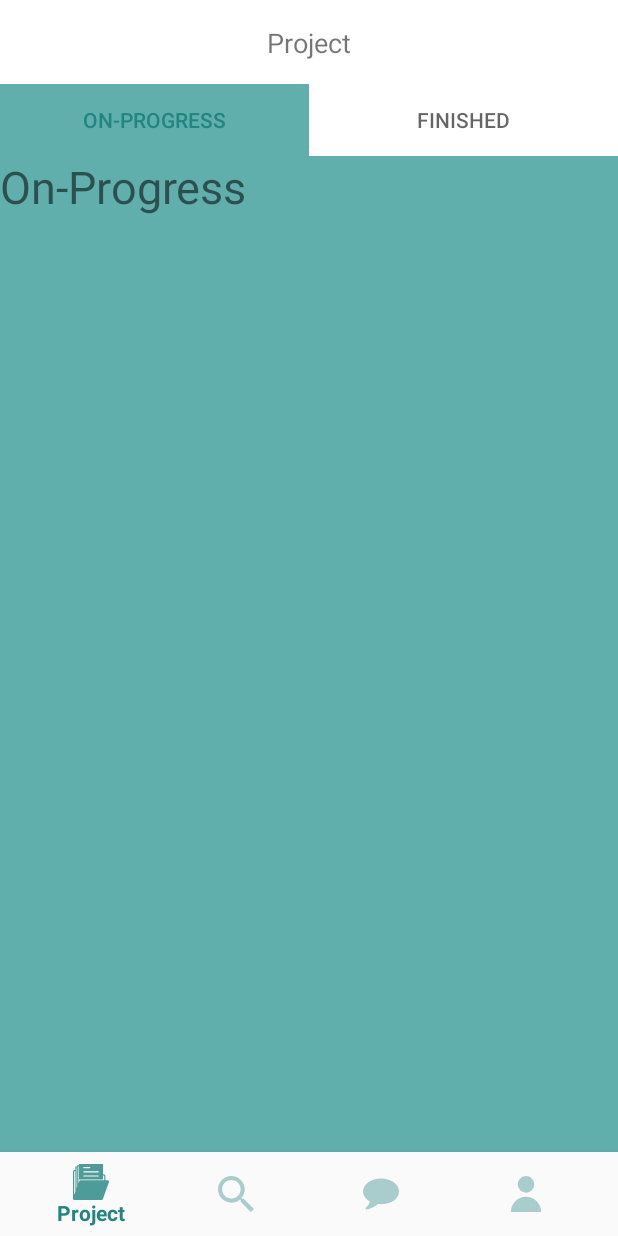
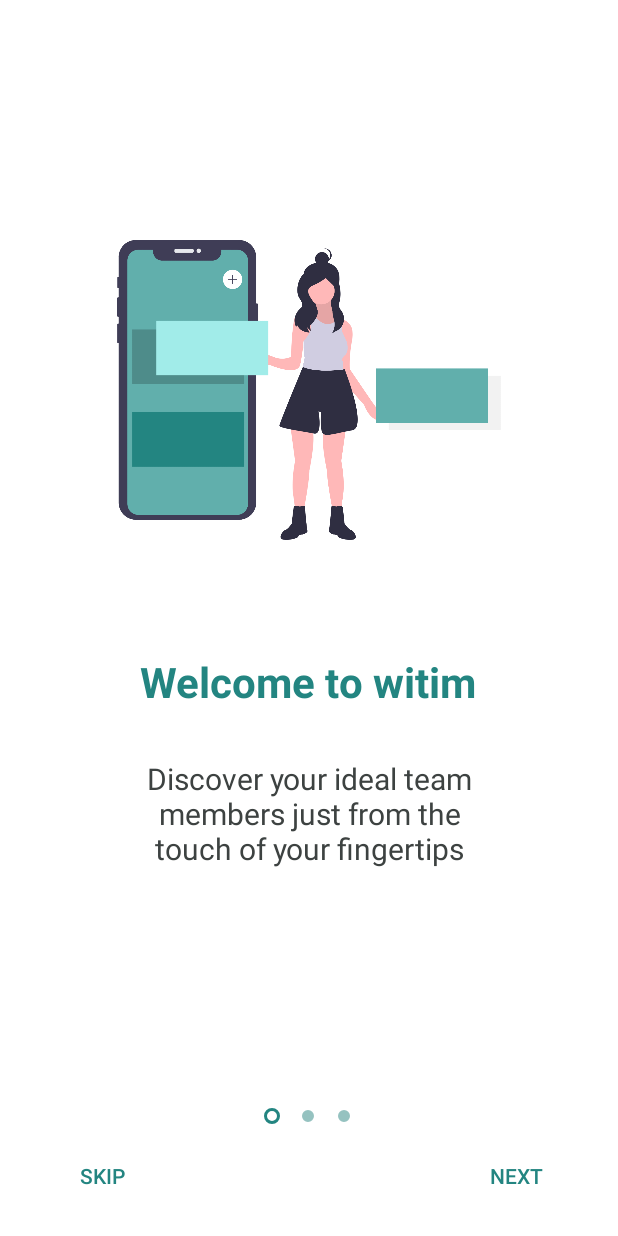
Before and after one commit to a-roseanne/witim, an Android app: the screen it shows after launch (MainActivity before the commit, IntroActivity after it), on a phone screen of 412 x 824 dp. Run offline under Robolectric (Android 15) with nearby library versions, the phone set to English and light mode, and no system bars.

Commit message:
HOORAY! ONBOARDING DONE

```diff
--- /dev/null
+++ b/app/src/main/java/com/witim/IntroActivity.java
@@ -0,0 +1,138 @@
+package com.witim;
+
+import androidx.appcompat.app.AppCompatActivity;
+import androidx.viewpager.widget.ViewPager;
+
+import android.content.Intent;
+import android.content.SharedPreferences;
+import android.os.Bundle;
+import android.view.View;
+import android.view.Window;
+import android.view.WindowManager;
+import android.widget.Button;
+
+import com.google.android.material.tabs.TabLayout;
+
+import java.util.ArrayList;
+import java.util.List;
+
+public class IntroActivity extends AppCompatActivity {
+
+    private ViewPager screenPager;
+    OnboardingViewPagerAdapter onboardingViewPagerAdapter;
+    TabLayout tabIndicator;
+    Button btnNext,btnSkip, btnGetStarted;
+    int position = 0;
+
+    @Override
+    protected void onCreate(Bundle savedInstanceState) {
+        super.onCreate(savedInstanceState);
+
+        requestWindowFeature(Window.FEATURE_NO_TITLE);
+        getWindow().setFlags(WindowManager.LayoutParams.FLAG_FULLSCREEN, WindowManager.LayoutParams.FLAG_FULLSCREEN);
+
+//        if (restorePrefData()){
+//            Intent mainActivity = new Intent(getApplicationContext(),MainActivity.class);
+//            startActivity(mainActivity);
+//            finish();
+//        }
+
+        setContentView(R.layout.activity_intro);
+
+        tabIndicator = findViewById(R.id.tab_indicator);
+        btnNext = findViewById(R.id.btn_next);
+        btnSkip = findViewById(R.id.btn_skip);
+        btnGetStarted = findViewById(R.id.btn_getStarted);
+
+        final List<ScreenItem> mList = new ArrayList<>();
+        mList.add(new ScreenItem("Welcome to witim", "Discover your ideal team members just from the touch of your fingertips", R.drawable.img1));
+        mList.add(new ScreenItem("Find member base on role", "Are you looking for a hipster, hacker, or hustler?", R.drawable.img2));
+        mList.add(new ScreenItem("Stay Connected", "Manage your team simultaneously", R.drawable.img3));
+
+        screenPager = findViewById(R.id.screen_viewPager);
+        onboardingViewPagerAdapter = new OnboardingViewPagerAdapter(this,mList);
+        screenPager.setAdapter(onboardingViewPagerAdapter);
+
+        tabIndicator.setupWithViewPager(screenPager);
+        btnNext.setOnClickListener(new View.OnClickListener() {
+            @Override
+            public void onClick(View v) {
+                position = screenPager.getCurrentItem();
+                if (position < mList.size()){
+                    position++;
+                    screenPager.setCurrentItem(position);
+                }
+
+                if (position == mList.size()-1){
+                    loadLastScreen();
+                }
+
+            }
+        });
+
+        tabIndicator.addOnTabSelectedListener(new TabLayout.BaseOnTabSelectedListener() {
+            @Override
+            public void onTabSelected(TabLayout.Tab tab) {
+                if (tab.getPosition() == mList.size() - 1){
+                    loadLastScreen();
+                }
+            }
+
+            @Override
+            public void onTabUnselected(TabLayout.Tab tab) {
+
+            }
+
+            @Override
+            public void onTabReselected(TabLayout.Tab tab) {
+
+            }
+        });
+
+        btnGetStarted.setOnClickListener(new View.OnClickListener() {
+            @Override
+            public void onClick(View v) {
+                Intent mainActivity = new Intent(getApplicationContext(),MainActivity.class);
+                startActivity(mainActivity);
+
+//                savePrefData();
+            }
+        });
+
+        btnSkip.setOnClickListener(new View.OnClickListener() {
+            @Override
+            public void onClick(View v) {
+                Intent mainActivity = new Intent(getApplicationContext(),MainActivity.class);
+                startActivity(mainActivity);
+
+//                savePrefData();
+            }
+        });
+
+
+    }
+
+    private boolean restorePrefData(){
+        SharedPreferences pref = getApplicationContext().getSharedPreferences("myPref", MODE_PRIVATE);
+        boolean isOnboardingDone = pref.getBoolean("OnboardingDone", false);
+        return  isOnboardingDone;
+    }
+
+
+    private void savePrefData(){
+        SharedPreferences pref = getApplicationContext().getSharedPreferences("myPref", MODE_PRIVATE);
+        SharedPreferences.Editor editor = pref.edit();
+        editor.putBoolean("OnboardingDone", true);
+        editor.commit();
+
+    }
+    private  void loadLastScreen(){
+        btnNext.setVisibility(View.INVISIBLE);
+        btnSkip.setVisibility(View.INVISIBLE);
+        btnGetStarted.setVisibility(View.VISIBLE);
+        tabIndicator.setVisibility(View.INVISIBLE);
+
+    }
+
+
+}
--- /dev/null
+++ b/app/src/main/java/com/witim/OnboardingViewPagerAdapter.java
@@ -0,0 +1,62 @@
+package com.witim;
+
+import android.content.Context;
+import android.media.Image;
+import android.view.LayoutInflater;
+import android.view.View;
+import android.view.ViewGroup;
+import android.widget.ImageView;
+import android.widget.TextView;
+
+import java.util.List;
+
+import androidx.annotation.NonNull;
+import androidx.viewpager.widget.PagerAdapter;
+
+public class OnboardingViewPagerAdapter extends PagerAdapter {
+    Context mContext;
+    List<ScreenItem> mListScreen;
+
+    public OnboardingViewPagerAdapter(Context mContext, List<ScreenItem> mListScreen) {
+        this.mContext = mContext;
+        this.mListScreen = mListScreen;
+    }
+
+    @NonNull
+    @Override
+    public Object instantiateItem(@NonNull ViewGroup container, int position) {
+
+        LayoutInflater inflater = (LayoutInflater) mContext.getSystemService(Context.LAYOUT_INFLATER_SERVICE);
+
+        View layoutScreen = inflater.inflate(R.layout.layout_screen, null);
+
+        ImageView imgSlide = layoutScreen.findViewById(R.id.iv_onboarding);
+
+        TextView title = layoutScreen.findViewById(R.id.txt_title);
+
+        TextView desc = layoutScreen.findViewById(R.id.txt_desc);
+
+        title.setText(mListScreen.get(position).getTitle());
+        desc.setText(mListScreen.get(position).getDesc());
+        imgSlide.setImageResource(mListScreen.get(position).getScreenImg());
+
+        container.addView(layoutScreen);
+
+        return layoutScreen;
+    }
+
+    @Override
+    public int getCount() {
+        return mListScreen.size();
+    }
+
+    @Override
+    public boolean isViewFromObject(@NonNull View view, @NonNull Object object) {
+        return view == object;
+    }
+
+    @Override
+    public void destroyItem(@NonNull ViewGroup container, int position, @NonNull Object object) {
+        container.removeView((View)object);
+    }
+}
--- /dev/null
+++ b/app/src/main/java/com/witim/ScreenItem.java
@@ -0,0 +1,36 @@
+package com.witim;
+
+public class ScreenItem {
+    String Title, Desc;
+    int ScreenImg;
+
+    public ScreenItem(String title, String desc, int screenImg){
+        Title = title;
+        Desc = desc;
+        ScreenImg = screenImg;
+    }
+
+    public String getTitle() {
+        return Title;
+    }
+
+    public void setTitle(String title) {
+        Title = title;
+    }
+
+    public String getDesc() {
+        return Desc;
+    }
+
+    public void setDesc(String desc) {
+        Desc = desc;
+    }
+
+    public int getScreenImg() {
+        return ScreenImg;
+    }
+
+    public void setScreenImg(int screenImg) {
+        ScreenImg = screenImg;
+    }
+}
--- a/app/src/main/java/com/witim/SplashActivity.java
+++ b/app/src/main/java/com/witim/SplashActivity.java
@@ -24,7 +24,7 @@ public class SplashActivity extends AppCompatActivity {
         new Handler().postDelayed(new Runnable() {
             @Override
             public void run() {
-                Intent i = new Intent(SplashActivity.this,MainActivity.class
+                Intent i = new Intent(SplashActivity.this,IntroActivity.class
                 );
                 startActivity(i);
                 finish();
--- /dev/null
+++ b/app/src/main/res/drawable/btn_gradient_style.xml
@@ -0,0 +1,6 @@
+<?xml version="1.0" encoding="utf-8"?>
+<shape xmlns:android="http://schemas.android.com/apk/res/android">
+
+    <gradient android:startColor="@color/grad_start" android:endColor="@color/grad_end"/>
+
+</shape>
--- /dev/null
+++ b/app/src/main/res/drawable/indicator_default.xml
@@ -0,0 +1,16 @@
+<?xml version="1.0" encoding="utf-8"?>
+<layer-list xmlns:android="http://schemas.android.com/apk/res/android">
+
+    <item>
+        <shape
+            android:shape="ring"
+            android:innerRadius="0dp"
+            android:thickness="4dp"
+            android:useLevel="false"
+            >
+
+            <solid android:color="@color/Tab" />
+
+        </shape>
+    </item>
+</layer-list>
--- /dev/null
+++ b/app/src/main/res/drawable/indicator_selected.xml
@@ -0,0 +1,16 @@
+<?xml version="1.0" encoding="utf-8"?>
+<layer-list xmlns:android="http://schemas.android.com/apk/res/android">
+
+    <item>
+        <shape
+            android:shape="ring"
+            android:innerRadius="3dp"
+            android:thickness="2dp"
+            android:useLevel="false"
+            >
+
+            <solid android:color="@color/colorPrimaryDark" />
+
+        </shape>
+    </item>
+</layer-list>
--- /dev/null
+++ b/app/src/main/res/drawable/indicator_selector.xml
@@ -0,0 +1,8 @@
+<?xml version="1.0" encoding="utf-8"?>
+<selector xmlns:android="http://schemas.android.com/apk/res/android">
+
+    <item android:drawable="@drawable/indicator_selected" android:state_selected="true"/>
+
+    <item android:drawable="@drawable/indicator_default"/>
+
+</selector>
--- /dev/null
+++ b/app/src/main/res/layout/activity_intro.xml
@@ -0,0 +1,82 @@
+<?xml version="1.0" encoding="utf-8"?>
+<androidx.constraintlayout.widget.ConstraintLayout xmlns:android="http://schemas.android.com/apk/res/android"
+    xmlns:app="http://schemas.android.com/apk/res-auto"
+    xmlns:tools="http://schemas.android.com/tools"
+    android:layout_width="match_parent"
+    android:layout_height="match_parent"
+    android:background="@color/topTabBar"
+    tools:context=".IntroActivity">
+
+    <Button
+        android:id="@+id/btn_skip"
+        style="@style/Widget.AppCompat.Button.Borderless"
+        android:layout_width="wrap_content"
+        android:layout_height="48dp"
+        android:layout_marginStart="24dp"
+        android:layout_marginBottom="16dp"
+        android:background="@android:color/transparent"
+        android:text="@string/btn_skip"
+        android:textColor="@color/colorPrimaryDark"
+        app:layout_constraintBottom_toBottomOf="parent"
+        app:layout_constraintStart_toStartOf="parent" />
+
+    <Button
+        android:id="@+id/btn_next"
+        style="@style/Widget.AppCompat.Button.Borderless"
+        android:layout_width="wrap_content"
+        android:layout_height="48dp"
+        android:layout_marginEnd="24dp"
+        android:layout_marginBottom="16dp"
+        android:background="@android:color/transparent"
+        android:text="@string/btn_next"
+        android:textColor="@color/colorPrimaryDark"
+        app:layout_constraintBottom_toBottomOf="parent"
+        app:layout_constraintEnd_toEndOf="parent" />
+
+    <Button
+        android:id="@+id/btn_getStarted"
+        style="@style/Widget.AppCompat.Button.Borderless"
+        android:layout_width="0dp"
+        android:layout_height="60dp"
+        android:background="@drawable/btn_gradient_style"
+        android:text="@string/btn_start"
+        android:textColor="@color/topTabBar"
+        android:visibility="invisible"
+        app:layout_constraintBottom_toBottomOf="parent"
+        app:layout_constraintEnd_toEndOf="parent"
+        app:layout_constraintHorizontal_bias="0.568"
+        app:layout_constraintStart_toStartOf="parent"
+        app:layout_constraintTop_toTopOf="parent"
+        app:layout_constraintVertical_bias="1.0" />
+
+    <androidx.viewpager.widget.ViewPager
+        android:id="@+id/screen_viewPager"
+        android:layout_width="0dp"
+        android:layout_height="0dp"
+        app:layout_constraintBottom_toTopOf="@+id/tab_indicator"
+        app:layout_constraintEnd_toEndOf="parent"
+        app:layout_constraintHorizontal_bias="1.0"
+        app:layout_constraintStart_toStartOf="parent"
+        app:layout_constraintTop_toTopOf="parent"
+        app:layout_constraintVertical_bias="1.0">
+
+    </androidx.viewpager.widget.ViewPager>
+
+    <com.google.android.material.tabs.TabLayout
+        android:id="@+id/tab_indicator"
+        android:layout_width="wrap_content"
+        android:layout_height="wrap_content"
+        android:layout_marginStart="32dp"
+        android:layout_marginEnd="32dp"
+        android:layout_marginBottom="56dp"
+        android:background="@android:color/transparent"
+        app:tabIndicatorColor="@android:color/transparent"
+        app:layout_constraintBottom_toBottomOf="parent"
+        app:layout_constraintEnd_toEndOf="parent"
+        app:layout_constraintHorizontal_bias="0.497"
+        app:layout_constraintStart_toStartOf="parent"
+        app:tabBackground="@drawable/indicator_selector"
+        app:tabGravity="center">
+
+    </com.google.android.material.tabs.TabLayout>
+</androidx.constraintlayout.widget.ConstraintLayout>
--- /dev/null
+++ b/app/src/main/res/layout/layout_screen.xml
@@ -0,0 +1,51 @@
+<?xml version="1.0" encoding="utf-8"?>
+<androidx.constraintlayout.widget.ConstraintLayout xmlns:android="http://schemas.android.com/apk/res/android"
+    xmlns:app="http://schemas.android.com/apk/res-auto"
+    xmlns:tools="http://schemas.android.com/tools"
+    android:layout_width="match_parent"
+    android:layout_height="match_parent">
+
+    <androidx.constraintlayout.widget.Guideline
+        android:id="@+id/guideline"
+        android:layout_width="wrap_content"
+        android:layout_height="wrap_content"
+        android:orientation="horizontal"
+        app:layout_constraintGuide_begin="400dp" />
+
+    <TextView
+        android:id="@+id/txt_title"
+        android:layout_width="wrap_content"
+        android:layout_height="wrap_content"
+        android:layout_marginTop="75dp"
+        android:text="@string/txt_wlc"
+        android:textColor="@color/colorPrimaryDark"
+        android:textSize="28sp"
+        android:textStyle="bold"
+        app:layout_constraintEnd_toEndOf="parent"
+        app:layout_constraintHorizontal_bias="0.496"
+        app:layout_constraintStart_toStartOf="parent"
+        app:layout_constraintTop_toBottomOf="@+id/iv_onboarding" />
+
+    <TextView
+        android:id="@+id/txt_desc"
+        android:layout_width="240dp"
+        android:layout_height="wrap_content"
+        android:textSize="20sp"
+        android:textColor="@color/grey"
+        android:layout_marginTop="32dp"
+        android:text="Lorem ipsum dolor sit amet, consectetur adipiscing elit, sed do eiusmod tempor incididunt ut labore et dolore magna aliqua."
+        android:textAlignment="center"
+        app:layout_constraintEnd_toEndOf="parent"
+        app:layout_constraintStart_toStartOf="parent"
+        app:layout_constraintTop_toBottomOf="@+id/txt_title" />
+
+    <ImageView
+        android:id="@+id/iv_onboarding"
+        android:layout_width="wrap_content"
+        android:layout_height="200dp"
+        android:layout_marginTop="160dp"
+        app:layout_constraintEnd_toEndOf="parent"
+        app:layout_constraintStart_toStartOf="parent"
+        app:layout_constraintTop_toTopOf="parent"
+        tools:srcCompat="@tools:sample/avatars[0]" />
+</androidx.constraintlayout.widget.ConstraintLayout>
--- a/app/src/main/res/values/colors.xml
+++ b/app/src/main/res/values/colors.xml
@@ -11,8 +11,14 @@
     <color name="cardYellow">#FFEDBD</color>
     <color name="cardBorder">#A1ECE9</color>
 
+    <color name="grey">#3D4241</color>
 
     <color name="activeTab">#238581</color>
     <color name="Tab">#95C2C0</color>
     <color name="topTabBar">#FFFFFF</color>
+
+    <color name="grad_start">#238581</color>
+    <color name="grad_end">#95C2C0</color>
+
+
 </resources>
--- a/app/src/main/res/values/strings.xml
+++ b/app/src/main/res/values/strings.xml
@@ -13,4 +13,8 @@
 
     <!-- TODO: Remove or change this placeholder text -->
     <string name="hello_blank_fragment">Hello blank fragment</string>
+    <string name="btn_next">Next</string>
+    <string name="btn_skip">Skip</string>
+    <string name="txt_wlc">Welcome to witim</string>
+    <string name="btn_start">Get Started</string>
 </resources>
```
Also changed, not shown: app/src/main/AndroidManifest.xml (+9 -6 lines), app/src/main/res/drawable-xhdpi/img1.png (added), app/src/main/res/drawable-xhdpi/img2.png (added), app/src/main/res/drawable-xhdpi/img3.png (added), 1 other file.
